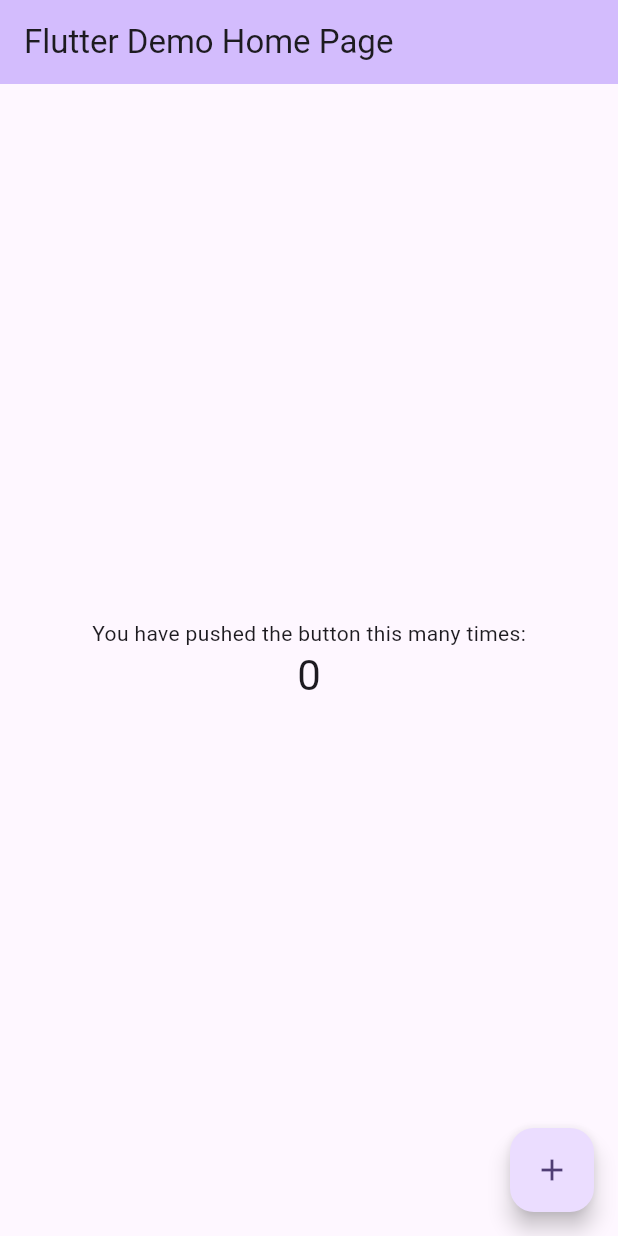
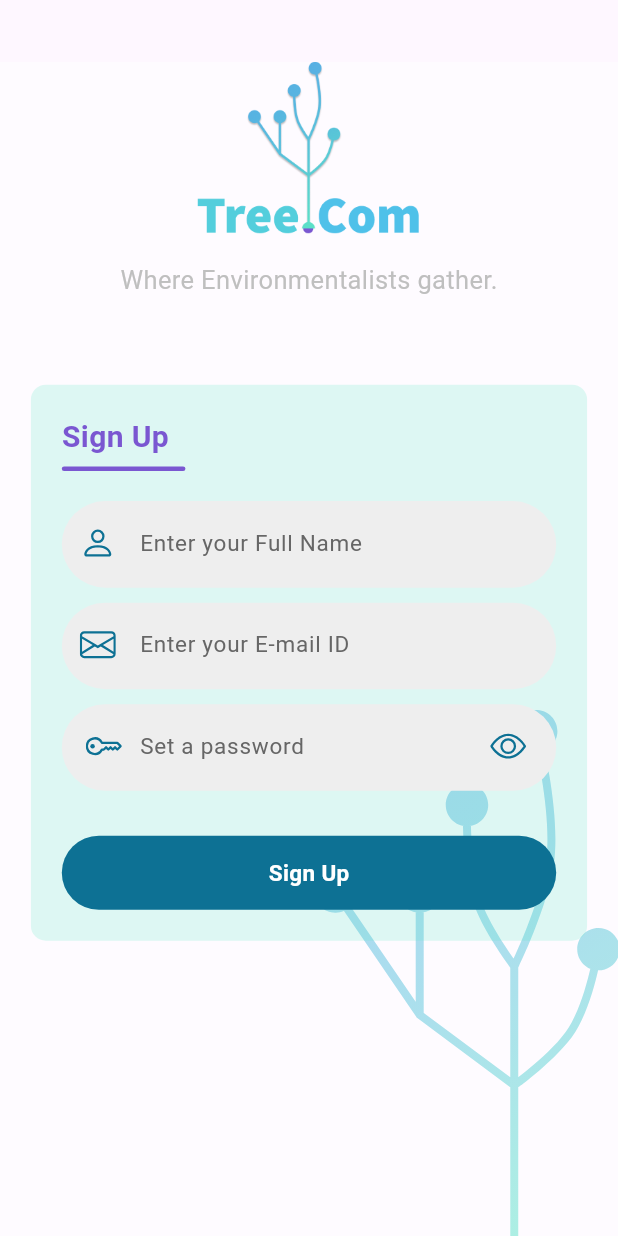
Before and after one commit to aswanthabam/Tree.com, a Flutter app: the screen it shows after launch, on a phone screen of 412 x 824 dp. Run offline on Flutter 3.47's test engine with Material 3 defaults, Android fonts, the phone set to English and light mode, and no system bars; our stand-ins replace bootstrap_icons, flutter_svg.

Commit message:
feat : Register page design

```diff
--- /dev/null
+++ b/lib/core/layouts/no_appbar_layout.dart
@@ -0,0 +1,24 @@
+import 'package:flutter/material.dart';
+
+class NoAppBarLayout extends StatefulWidget {
+  const NoAppBarLayout({super.key, required this.child});
+
+  final Widget child;
+
+  @override
+  State<NoAppBarLayout> createState() => _NoAppBarLayoutState();
+}
+
+class _NoAppBarLayoutState extends State<NoAppBarLayout> {
+  @override
+  Widget build(BuildContext context) {
+    // final double width = MediaQuery.of(context).size.width;
+    final double height = MediaQuery.of(context).size.height;
+    return Scaffold(
+      body: Padding(
+        padding: EdgeInsets.only(top: MediaQuery.of(context).viewPadding.top + height * 0.05),
+        child: widget.child,
+      ),
+    );
+  }
+}
--- a/lib/main.dart
+++ b/lib/main.dart
@@ -1,125 +1,10 @@
 import 'package:flutter/material.dart';
+import 'package:tree_com/presentation/pages/home.dart';
+import 'package:tree_com/presentation/pages/register.dart';
 
 void main() {
-  runApp(const MyApp());
+  runApp(MaterialApp(
+    debugShowCheckedModeBanner: false,
+    home: RegisterPage(),
+  ));
 }
-
-class MyApp extends StatelessWidget {
-  const MyApp({super.key});
-
-  // This widget is the root of your application.
-  @override
-  Widget build(BuildContext context) {
-    return MaterialApp(
-      title: 'Flutter Demo',
-      theme: ThemeData(
-        // This is the theme of your application.
-        //
-        // TRY THIS: Try running your application with "flutter run". You'll see
-        // the application has a purple toolbar. Then, without quitting the app,
-        // try changing the seedColor in the colorScheme below to Colors.green
-        // and then invoke "hot reload" (save your changes or press the "hot
-        // reload" button in a Flutter-supported IDE, or press "r" if you used
-        // the command line to start the app).
-        //
-        // Notice that the counter didn't reset back to zero; the application
-        // state is not lost during the reload. To reset the state, use hot
-        // restart instead.
-        //
-        // This works for code too, not just values: Most code changes can be
-        // tested with just a hot reload.
-        colorScheme: ColorScheme.fromSeed(seedColor: Colors.deepPurple),
-        useMaterial3: true,
-      ),
-      home: const MyHomePage(title: 'Flutter Demo Home Page'),
-    );
-  }
-}
-
-class MyHomePage extends StatefulWidget {
-  const MyHomePage({super.key, required this.title});
-
-  // This widget is the home page of your application. It is stateful, meaning
-  // that it has a State object (defined below) that contains fields that affect
-  // how it looks.
-
-  // This class is the configuration for the state. It holds the values (in this
-  // case the title) provided by the parent (in this case the App widget) and
-  // used by the build method of the State. Fields in a Widget subclass are
-  // always marked "final".
-
-  final String title;
-
-  @override
-  State<MyHomePage> createState() => _MyHomePageState();
-}
-
-class _MyHomePageState extends State<MyHomePage> {
-  int _counter = 0;
-
-  void _incrementCounter() {
-    setState(() {
-      // This call to setState tells the Flutter framework that something has
-      // changed in this State, which causes it to rerun the build method below
-      // so that the display can reflect the updated values. If we changed
-      // _counter without calling setState(), then the build method would not be
-      // called again, and so nothing would appear to happen.
-      _counter++;
-    });
-  }
-
-  @override
-  Widget build(BuildContext context) {
-    // This method is rerun every time setState is called, for instance as done
-    // by the _incrementCounter method above.
-    //
-    // The Flutter framework has been optimized to make rerunning build methods
-    // fast, so that you can just rebuild anything that needs updating rather
-    // than having to individually change instances of widgets.
-    return Scaffold(
-      appBar: AppBar(
-        // TRY THIS: Try changing the color here to a specific color (to
-        // Colors.amber, perhaps?) and trigger a hot reload to see the AppBar
-        // change color while the other colors stay the same.
-        backgroundColor: Theme.of(context).colorScheme.inversePrimary,
-        // Here we take the value from the MyHomePage object that was created by
-        // the App.build method, and use it to set our appbar title.
-        title: Text(widget.title),
-      ),
-      body: Center(
-        // Center is a layout widget. It takes a single child and positions it
-        // in the middle of the parent.
-        child: Column(
-          // Column is also a layout widget. It takes a list of children and
-          // arranges them vertically. By default, it sizes itself to fit its
-          // children horizontally, and tries to be as tall as its parent.
-          //
-          // Column has various properties to control how it sizes itself and
-          // how it positions its children. Here we use mainAxisAlignment to
-          // center the children vertically; the main axis here is the vertical
-          // axis because Columns are vertical (the cross axis would be
-          // horizontal).
-          //
-          // TRY THIS: Invoke "debug painting" (choose the "Toggle Debug Paint"
-          // action in the IDE, or press "p" in the console), to see the
-          // wireframe for each widget.
-          mainAxisAlignment: MainAxisAlignment.center,
-          children: <Widget>[
-            const Text(
-              'You have pushed the button this many times:',
-            ),
-            Text(
-              '$_counter',
-              style: Theme.of(context).textTheme.headlineMedium,
-            ),
-          ],
-        ),
-      ),
-      floatingActionButton: FloatingActionButton(
-        onPressed: _incrementCounter,
-        tooltip: 'Increment',
-        child: const Icon(Icons.add),
-      ), // This trailing comma makes auto-formatting nicer for build methods.
-    );
-  }
-}
--- /dev/null
+++ b/lib/presentation/pages/home.dart
@@ -0,0 +1,15 @@
+import 'package:flutter/material.dart';
+
+class HomePage extends StatefulWidget {
+  const HomePage({super.key});
+
+  @override
+  State<HomePage> createState() => _HomePageState();
+}
+
+class _HomePageState extends State<HomePage> {
+  @override
+  Widget build(BuildContext context) {
+    return const Placeholder();
+  }
+}
--- /dev/null
+++ b/lib/presentation/pages/register.dart
@@ -0,0 +1,230 @@
+import 'package:bootstrap_icons/bootstrap_icons.dart';
+import 'package:flutter/material.dart';
+import 'package:flutter_svg/flutter_svg.dart';
+import 'package:tree_com/core/layouts/no_appbar_layout.dart';
+
+class RegisterPage extends StatefulWidget {
+  const RegisterPage({super.key});
+
+  @override
+  State<RegisterPage> createState() => _RegisterPageState();
+}
+
+class _RegisterPageState extends State<RegisterPage> {
+  bool isPasswordObscure = true;
+
+  @override
+  Widget build(BuildContext context) {
+    final double width = MediaQuery.of(context).size.width;
+    final double height = MediaQuery.of(context).size.height;
+    return NoAppBarLayout(
+        child: SingleChildScrollView(
+      child: Stack(
+        children: [
+          Positioned(
+            bottom: 0,
+            right: 0,
+            width: width * 0.5,
+            child: SvgPicture.asset('assets/images/tree.svg'),
+          ),
+          Container(
+            width: width,
+            height: height,
+            decoration: const BoxDecoration(color: Color(0x7fffffff)),
+            child: Column(
+                crossAxisAlignment: CrossAxisAlignment.center,
+                children: [
+                  Image.asset(
+                    "assets/images/banner.png",
+                    height: height * 0.15,
+                    fit: BoxFit.fitHeight,
+                  ),
+                  const SizedBox(height: 10),
+                  const Text("Where Environmentalists gather.",
+                      style: TextStyle(fontSize: 17, color: Color(0xffbfbfbf))),
+                  SizedBox(height: height * 0.07),
+                  Container(
+                    width: width * 0.9,
+                    padding: EdgeInsets.all(width * 0.05),
+                    decoration: BoxDecoration(
+                      color: const Color(0x335BE7C4),
+                      borderRadius: BorderRadius.circular(10),
+                    ),
+                    child: Column(
+                      crossAxisAlignment: CrossAxisAlignment.start,
+                      children: [
+                        Column(
+                          crossAxisAlignment: CrossAxisAlignment.start,
+                          children: [
+                            const Text(
+                              "Sign Up",
+                              style: TextStyle(
+                                  fontSize: 20,
+                                  color: Color(0xff7A57D1),
+                                  fontWeight: FontWeight.w700),
+                            ),
+                            const SizedBox(height: 5),
+                            Container(
+                              height: 3,
+                              width: width * 0.2,
+                              decoration: const BoxDecoration(
+                                color: Color(0xff7A57D1),
+                                borderRadius:
+                                    BorderRadius.all(Radius.circular(10)),
+                              ),
+                            )
+                          ],
+                        ),
+                        const SizedBox(
+                          height: 20,
+                        ),
+                        Container(
+                          height: height * 0.07,
+                          decoration: BoxDecoration(
+                            color: const Color(0xffeeeeee),
+                            borderRadius: BorderRadius.circular(30),
+                          ),
+                          child: TextField(
+                            onTapOutside: (e) {
+                              FocusScope.of(context).unfocus();
+                            },
+                            decoration: const InputDecoration(
+                                border: OutlineInputBorder(
+                                    borderSide: BorderSide.none),
+                                hintText: "Enter your Full Name",
+                                hintStyle: TextStyle(
+                                    color: Color(0xff666666),
+                                    fontSize: 15,
+                                    fontWeight: FontWeight.w400),
+                                prefixIcon: Icon(
+                                  BootstrapIcons.person,
+                                  color: Color(0xff0D7194),
+                                )),
+                          ),
+                        ),
+                        const SizedBox(height: 10),
+                        Container(
+                          height: height * 0.07,
+                          decoration: BoxDecoration(
+                            color: const Color(0xffeeeeee),
+                            borderRadius: BorderRadius.circular(30),
+                          ),
+                          child: TextField(
+                            onTapOutside: (e) {
+                              FocusScope.of(context).unfocus();
+                            },
+                            decoration: const InputDecoration(
+                                border: OutlineInputBorder(
+                                    borderSide: BorderSide.none),
+                                hintText: "Enter your E-mail ID",
+                                hintStyle: TextStyle(
+                                    color: Color(0xff666666),
+                                    fontSize: 15,
+                                    fontWeight: FontWeight.w400),
+                                prefixIcon: Icon(
+                                  BootstrapIcons.envelope,
+                                  color: Color(0xff0D7194),
+                                )),
+                          ),
+                        ),
+                        // const SizedBox(height: 10),
+                        // Container(
+                        //   height: height * 0.07,
+                        //   decoration: BoxDecoration(
+                        //     color: const Color(0xffeeeeee),
+                        //     borderRadius: BorderRadius.circular(30),
+                        //   ),
+                        //   child: TextField(
+                        //     decoration: const InputDecoration(
+                        //         border: OutlineInputBorder(
+                        //             borderSide: BorderSide.none),
+                        //         hintText: "Enter your location",
+                        //         hintStyle: TextStyle(
+                        //             color: Color(0xff666666),
+                        //             fontSize: 15,
+                        //             fontWeight: FontWeight.w400),
+                        //         prefixIcon: Icon(
+                        //           BootstrapIcons.geo_alt,
+                        //           color: Color(0xff0D7194),
+                        //         )),
+                        //   ),
+                        // ),
+                        const SizedBox(height: 10),
+                        Container(
+                          height: height * 0.07,
+                          decoration: BoxDecoration(
+                            color: const Color(0xffeeeeee),
+                            borderRadius: BorderRadius.circular(30),
+                          ),
+                          child: TextField(
+                            onTapOutside: (e) {
+                              FocusScope.of(context).unfocus();
+                            },
+                            obscureText: isPasswordObscure,
+                            decoration: InputDecoration(
+                              border: const OutlineInputBorder(
+                                  borderSide: BorderSide.none),
+                              hintText: "Set a password",
+                              hintStyle: const TextStyle(
+                                  color: Color(0xff666666),
+                                  fontSize: 15,
+                                  fontWeight: FontWeight.w400),
+                              suffixIcon: GestureDetector(
+                                onTap: () {
+                                  setState(() {
+                                    isPasswordObscure = !isPasswordObscure;
+                                  });
+                                },
+                                child: const Padding(
+                                  padding: EdgeInsets.only(left: 8.0),
+                                  child: Padding(
+                                    padding: EdgeInsets.only(right: 20),
+                                    child: Icon(
+                                      BootstrapIcons.eye,
+                                      color: Color(0xff0D7194),
+                                    ),
+                                  ),
+                                ),
+                              ),
+                              prefixIcon: const Padding(
+                                padding: EdgeInsets.only(left: 8.0),
+                                child: Icon(
+                                  BootstrapIcons.key,
+                                  color: Color(0xff0D7194),
+                                ),
+                              ),
+                            ),
+                          ),
+                        ),
+                        const SizedBox(height: 30),
+                        GestureDetector(
+                          onTap: () {
+                            Navigator.pushNamed(context, "/register");
+                          },
+                          child: Container(
+                            height: height * 0.06,
+                            decoration: BoxDecoration(
+                              color: const Color(0xff0D7194),
+                              borderRadius: BorderRadius.circular(30),
+                            ),
+                            child: const Center(
+                              child: Text(
+                                "Sign Up",
+                                style: TextStyle(
+                                    color: Colors.white,
+                                    fontSize: 15,
+                                    fontWeight: FontWeight.w700),
+                              ),
+                            ),
+                          ),
+                        ),
+                      ],
+                    ),
+                  )
+                ]),
+          ),
+        ],
+      ),
+    ));
+  }
+}
```
Also changed, not shown: pubspec.yaml (+5 -6 lines), assets/images/banner.png (added), assets/images/tree.svg (added), pubspec.lock, 1 other file.
